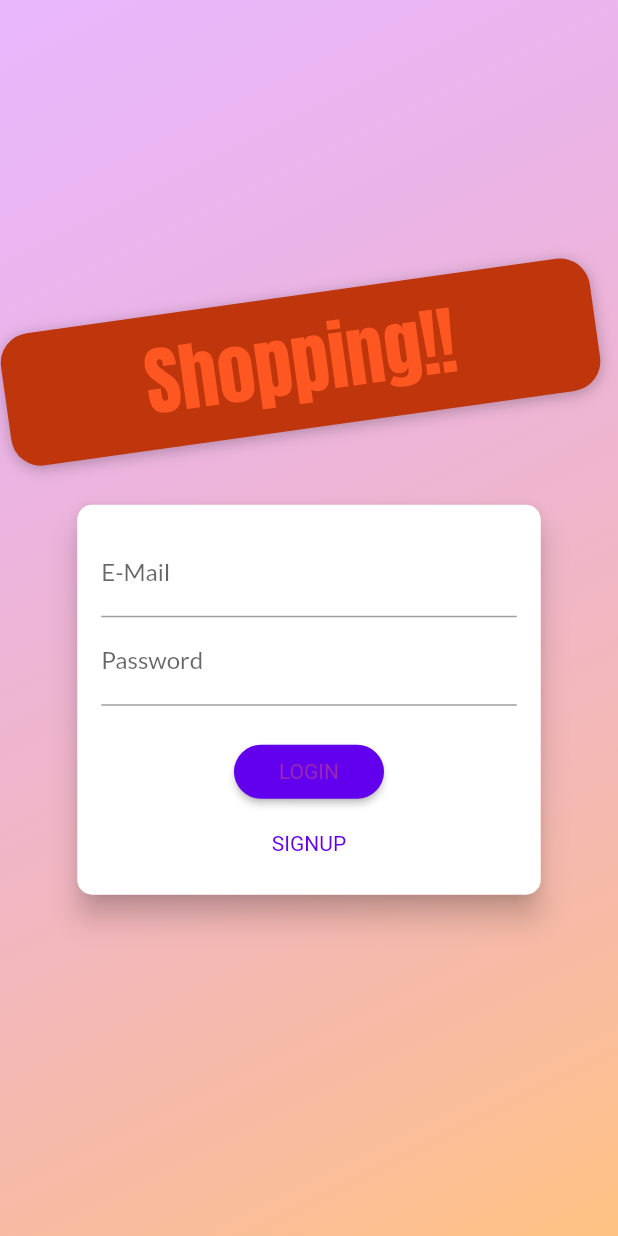
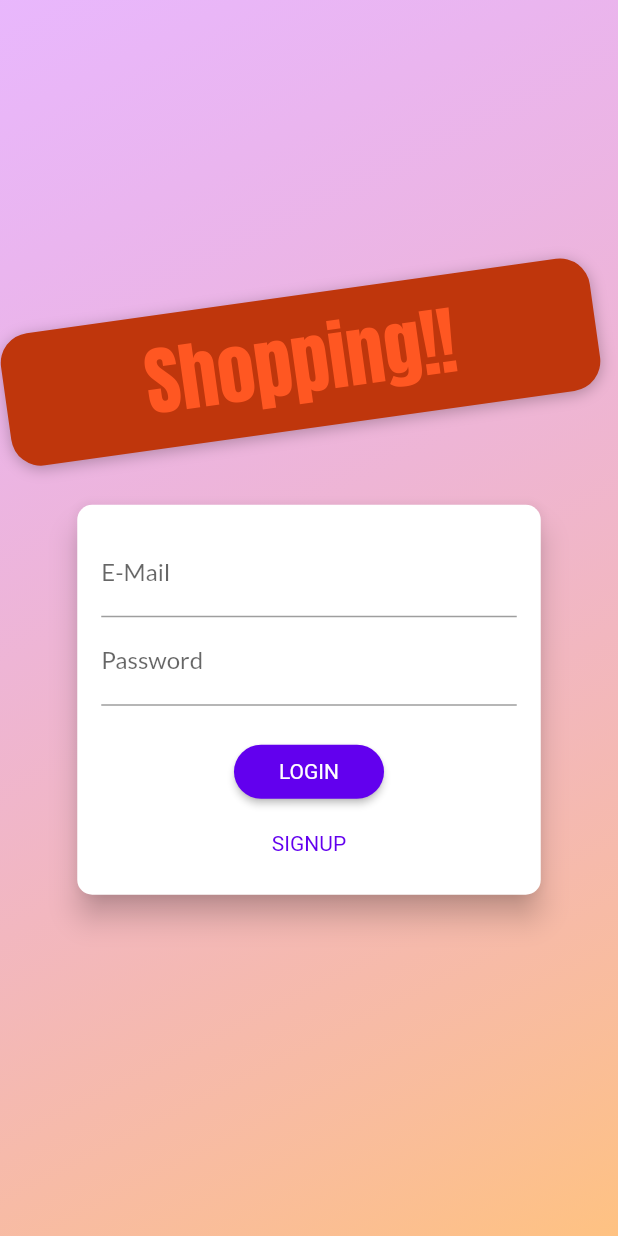
Before and after one commit to ShravanSaiyan/shopping_app, a Flutter app: the screen it shows after launch, on a phone screen of 412 x 824 dp. Run offline on Flutter 3.47's test engine with Material 2 defaults, Android fonts, the phone set to English and light mode, and no system bars; our stand-ins replace shared_preferences.

```diff
--- /dev/null
+++ b/lib/helpers/custom_route.dart
@@ -0,0 +1,37 @@
+import 'package:flutter/material.dart';
+
+class CustomRoute<T> extends MaterialPageRoute<T> {
+  CustomRoute({required WidgetBuilder builder, required RouteSettings settings})
+      : super(builder: builder, settings: settings);
+
+  @override
+  Widget buildTransitions(BuildContext context, Animation<double> animation,
+      Animation<double> secondaryAnimation, Widget child) {
+    if (settings.name == "/") {
+      return child;
+    }
+    return FadeTransition(
+      opacity: animation,
+      child: child,
+    );
+  }
+}
+
+class CustomPageTransitionBuilder extends PageTransitionsBuilder {
+  @override
+  Widget buildTransitions<T>(
+      PageRoute<T> route,
+      BuildContext context,
+      Animation<double> animation,
+      Animation<double> secondaryAnimation,
+      Widget child) {
+    if (route.settings.name == "/") {
+      return child;
+    }
+
+    return FadeTransition(
+      opacity: animation,
+      child: child,
+    );
+  }
+}
--- a/lib/main.dart
+++ b/lib/main.dart
@@ -1,5 +1,6 @@
 import 'package:flutter/material.dart';
 import 'package:provider/provider.dart';
+import 'package:shopping_app/helpers/custom_route.dart';
 import 'package:shopping_app/models/cart.dart';
 import 'package:shopping_app/models/order.dart';
 import 'package:shopping_app/providers/auth_provider.dart';
@@ -39,7 +40,10 @@ class MyApp extends StatelessWidget {
               primarySwatch: Colors.purple,
               colorScheme:
                   const ColorScheme.light(secondary: Colors.deepOrange),
-              fontFamily: "Lato"),
+              fontFamily: "Lato",
+              pageTransitionsTheme: PageTransitionsTheme(builders: {
+                TargetPlatform.android: CustomPageTransitionBuilder()
+              })),
           home: auth.isAuth
               ? const ProductOverview()
               : FutureBuilder(
--- a/lib/screens/authentication_screen.dart
+++ b/lib/screens/authentication_screen.dart
@@ -30,7 +30,7 @@ class AuthenticationScreen extends StatelessWidget {
                     stops: const [0, 1])),
           ),
           SingleChildScrollView(
-            child: Container(
+            child: SizedBox(
               height: deviceSize.height,
               width: deviceSize.width,
               child: Column(
@@ -84,12 +84,29 @@ class AuthCard extends StatefulWidget {
   State<AuthCard> createState() => _AuthCardState();
 }
 
-class _AuthCardState extends State<AuthCard> {
+class _AuthCardState extends State<AuthCard>
+    with SingleTickerProviderStateMixin {
   final GlobalKey<FormState> _formKey = GlobalKey();
   AuthenticationMode _authenticationMode = AuthenticationMode.login;
   final Map<String, String> _authData = {"email": "", "password": ""};
   bool _isLoading = false;
   final _passwordController = TextEditingController();
+  late AnimationController _animationController;
+  late Animation<Offset> _slideAnimation;
+  late Animation<double> _opacityAnimation;
+
+  @override
+  void initState() {
+    super.initState();
+    _animationController = AnimationController(
+        vsync: this, duration: const Duration(milliseconds: 300));
+    _slideAnimation =
+        Tween(begin: const Offset(0, -1.5), end: const Offset(0, 0)).animate(
+            CurvedAnimation(
+                parent: _animationController, curve: Curves.fastOutSlowIn));
+    _opacityAnimation = Tween(begin: 0.0, end: 1.0).animate(
+        CurvedAnimation(parent: _animationController, curve: Curves.easeIn));
+  }
 
   void _showErrorDialog(String message) {
     showDialog(
@@ -141,7 +158,6 @@ class _AuthCardState extends State<AuthCard> {
       }
       _showErrorDialog(errorMessage);
     } catch (error) {
-      print(error);
       var errorMessage = "Authentication failed!";
       _showErrorDialog(errorMessage);
     }
@@ -155,10 +171,12 @@ class _AuthCardState extends State<AuthCard> {
     if (_authenticationMode == AuthenticationMode.login) {
       setState(() {
         _authenticationMode = AuthenticationMode.signUp;
+        _animationController.forward();
       });
     } else {
       setState(() {
         _authenticationMode = AuthenticationMode.login;
+        _animationController.reverse();
       });
     }
   }
@@ -169,13 +187,14 @@ class _AuthCardState extends State<AuthCard> {
     return Card(
       shape: RoundedRectangleBorder(borderRadius: BorderRadius.circular(10.0)),
       elevation: 8.0,
-      child: Container(
+      child: AnimatedContainer(
         height: _authenticationMode == AuthenticationMode.signUp ? 320 : 260,
         constraints: BoxConstraints(
             minHeight:
                 _authenticationMode == AuthenticationMode.signUp ? 320 : 260),
         width: deviceSize.width * 0.75,
         padding: const EdgeInsets.all(16.0),
+        duration: const Duration(milliseconds: 300),
         child: Form(
           key: _formKey,
           child: SingleChildScrollView(
@@ -213,9 +232,13 @@ class _AuthCardState extends State<AuthCard> {
                   },
                 ),
                 if (_authenticationMode == AuthenticationMode.signUp)
-                  TextFormField(
-                    decoration:
-                        const InputDecoration(labelText: "Confirm Password"),
+                  FadeTransition(
+                    opacity: _opacityAnimation,
+                    child: SlideTransition(
+                      position: _slideAnimation,
+                      child: TextFormField(
+                        decoration: const InputDecoration(
+                            labelText: "Confirm Password"),
                         obscureText: true,
                         validator: (value) {
                           if (value == null || value.trim().isEmpty) {
@@ -231,6 +254,8 @@ class _AuthCardState extends State<AuthCard> {
                           _authData["password"] = value!;
                         },
                       ),
+                    ),
+                  ),
                 const SizedBox(height: 20),
                 if (_isLoading)
                   const CircularProgressIndicator()
@@ -245,8 +270,8 @@ class _AuthCardState extends State<AuthCard> {
                                 horizontal: 30.0, vertical: 8.0)),
                         shape: MaterialStateProperty.all(RoundedRectangleBorder(
                             borderRadius: BorderRadius.circular(30))),
-                        foregroundColor: MaterialStateProperty.all(
-                            Theme.of(context).primaryColor),
+                        foregroundColor:
+                            MaterialStateProperty.all(Colors.white),
                         textStyle: MaterialStateProperty.all(TextStyle(
                             color: Theme.of(context)
                                 .primaryTextTheme
--- a/pubspec.yaml
+++ b/pubspec.yaml
@@ -63,10 +63,8 @@ flutter:
   # the material Icons class.
   uses-material-design: true
 
-  # To add assets to your application, add an assets section, like this:
-  # assets:
-  #   - images/a_dot_burr.jpeg
-  #   - images/a_dot_ham.jpeg
+  assets:
+    - assets/images/product-placeholder.png
 
   # An image asset can refer to one or more resolution-specific "variants", see
   # https://flutter.dev/assets-and-images/#resolution-aware
```
Also changed, not shown: lib/screens/product_detail.dart (+24 -15 lines), lib/widgets/app_drawer.dart (+6 -3 lines), lib/widgets/product_item.dart (+8 -3 lines), assets/images/product-placeholder.png (added). Lines whose indentation alone changed are shown as unchanged.
